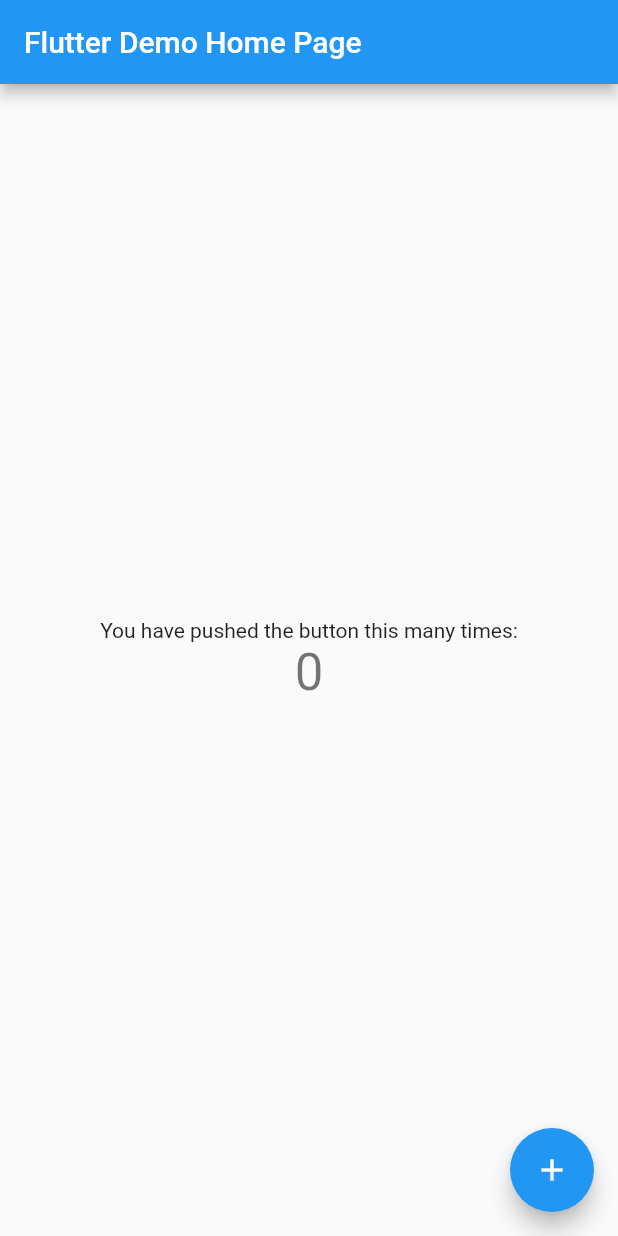
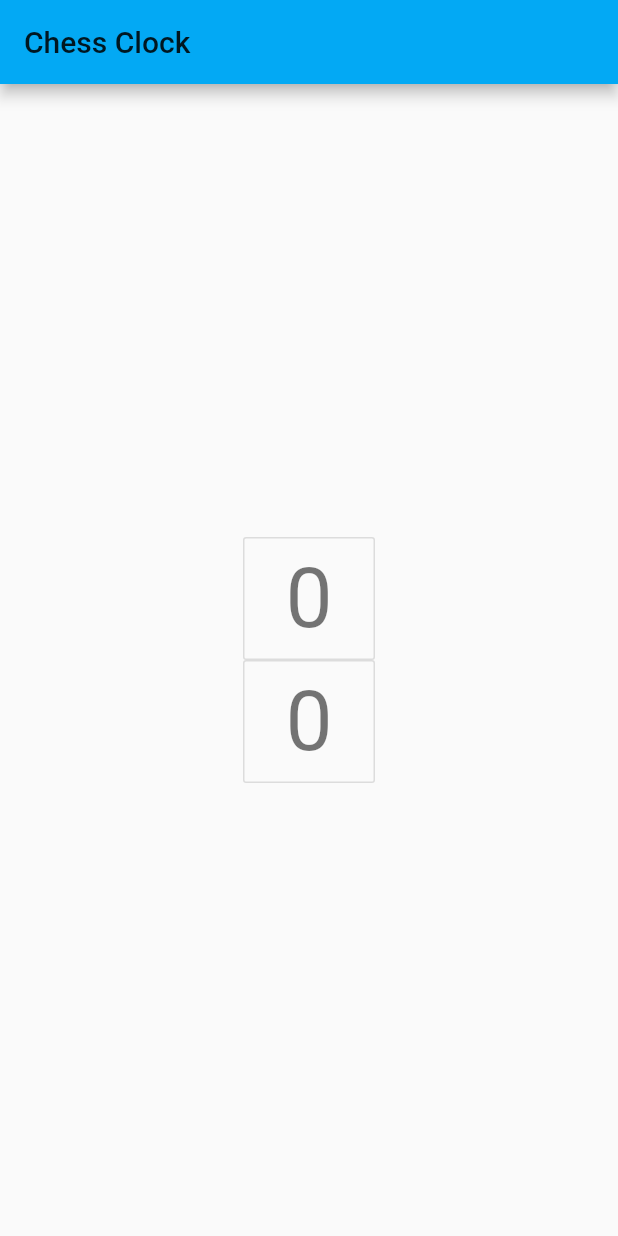
Before and after one commit to martinvidec/opensource-chessclock, a Flutter app: the screen it shows after launch, on a phone screen of 412 x 824 dp. Run offline on Flutter 3.47's test engine with Material 2 defaults, Android fonts, the phone set to English and light mode, and no system bars.

Commit message:
Basic chess clock WIP

```diff
--- a/src/lib/MyApp.dart
+++ b/src/lib/MyApp.dart
@@ -18,9 +18,9 @@ class MyApp extends StatelessWidget {
         // or simply save your changes to "hot reload" in a Flutter IDE).
         // Notice that the counter didn't reset back to zero; the application
         // is not restarted.
-        primarySwatch: Colors.blue,
+        primarySwatch: Colors.lightBlue,
       ),
-      home: MyHomePage(title: 'Flutter Demo Home Page'),
+      home: MyHomePage(title: 'Chess Clock'),
     );
   }
 }
--- a/src/lib/MyHomePage.dart
+++ b/src/lib/MyHomePage.dart
@@ -1,3 +1,5 @@
+import 'dart:async';
+
 import 'package:flutter/material.dart';
 import 'package:flutter/widgets.dart';
 
@@ -20,17 +22,45 @@ class MyHomePage extends StatefulWidget {
 }
 
 class _MyHomePageState extends State<MyHomePage> {
-  int _counter = 0;
+  Stopwatch _stopwatchPlayer1 = Stopwatch();
+  Stopwatch _stopwatchPlayer2 = Stopwatch();
+  bool _gameStarted = false;
+  Duration _duration = Duration(minutes: 5);
 
-  void _incrementCounter() {
+  void _player1TimerClicked(){
     setState(() {
-      // This call to setState tells the Flutter framework that something has
-      // changed in this State, which causes it to rerun the build method below
-      // so that the display can reflect the updated values. If we changed
-      // _counter without calling setState(), then the build method would not be
-      // called again, and so nothing would appear to happen.
-      _counter++;
+      if(_gameStarted && _stopwatchPlayer1.isRunning && !_stopwatchPlayer2.isRunning){
+        _stopwatchPlayer1.stop();
+        _stopwatchPlayer2.start();
+      } else if(!_gameStarted){
+        _stopwatchPlayer1.start();
+        _gameStarted = true;
+      }
     });
+  }
+
+  void _player2TimerClicked(){
+    setState(() {
+      if(_gameStarted && _stopwatchPlayer2.isRunning && !_stopwatchPlayer1.isRunning){
+        _stopwatchPlayer2.stop();
+        _stopwatchPlayer1.start();
+      } else if(!_gameStarted){
+        _stopwatchPlayer2.start();
+        _gameStarted = true;
+      }
+    });
+  }
+
+  // TODO check end game condition
+  void _checkEndGameCondition(){
+    // End condition
+    if(_stopwatchPlayer1.elapsed.compareTo(_duration) > 0) {
+      // player 1 lost
+      // end game
+    } else if (_stopwatchPlayer2.elapsed.compareTo(_duration) > 0) {
+      // player 2 lost
+      // end game
+    }
   }
 
   @override
@@ -67,21 +97,24 @@ class _MyHomePageState extends State<MyHomePage> {
           // horizontal).
           mainAxisAlignment: MainAxisAlignment.center,
           children: <Widget>[
-            Text(
-              'You have pushed the button this many times:',
-            ),
-            Text(
-              '$_counter',
-              style: Theme.of(context).textTheme.display1,
-            ),
+            OutlineButton(
+              child: Padding(
+                padding: const EdgeInsets.all(8.0),
+                child: Text('${_stopwatchPlayer2.elapsed.inSeconds}',
+                style: Theme.of(context).textTheme.display3,),
+              ),
+              onPressed: _player2TimerClicked,),
+            OutlineButton(
+              child: Padding(
+                padding: const EdgeInsets.all(8.0),
+                child: Text('${_stopwatchPlayer1.elapsed.inSeconds}',
+                style: Theme.of(context).textTheme.display3,),
+              ),
+              onPressed: _player1TimerClicked,
+            )
           ],
         ),
       ),
-      floatingActionButton: FloatingActionButton(
-        onPressed: _incrementCounter,
-        tooltip: 'Increment',
-        child: Icon(Icons.add),
-      ), // This trailing comma makes auto-formatting nicer for build methods.
     );
   }
 }
```
